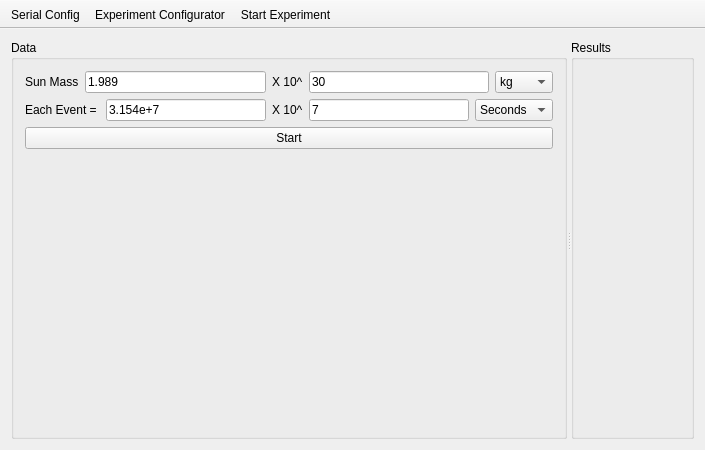
Above: mainwindow.ui from yobson/Exoplanet-Simulation before the change. Below: the same form after it.
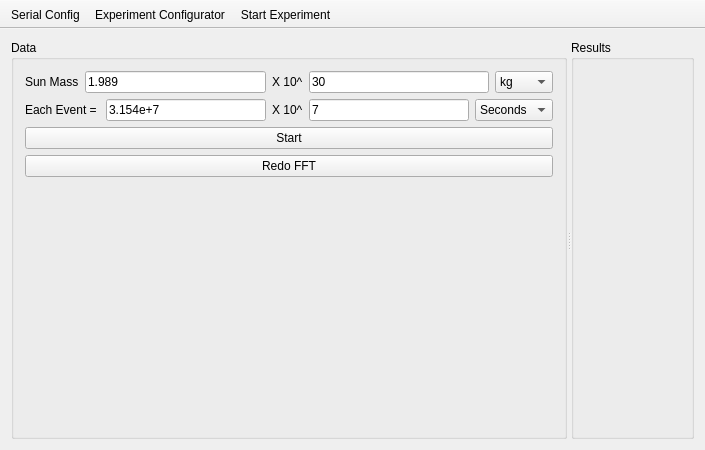
That is the form after the change. Icons and pictures are not drawn.

The edit to the form file:
```diff
--- a/mainwindow.ui
+++ b/mainwindow.ui
@@ -138,6 +138,13 @@
           </property>
          </widget>
         </item>
+        <item>
+         <widget class="QPushButton" name="pushButton">
+          <property name="text">
+           <string>Redo FFT</string>
+          </property>
+         </widget>
+        </item>
         <item>
          <spacer name="verticalSpacer">
           <property name="orientation">
```
